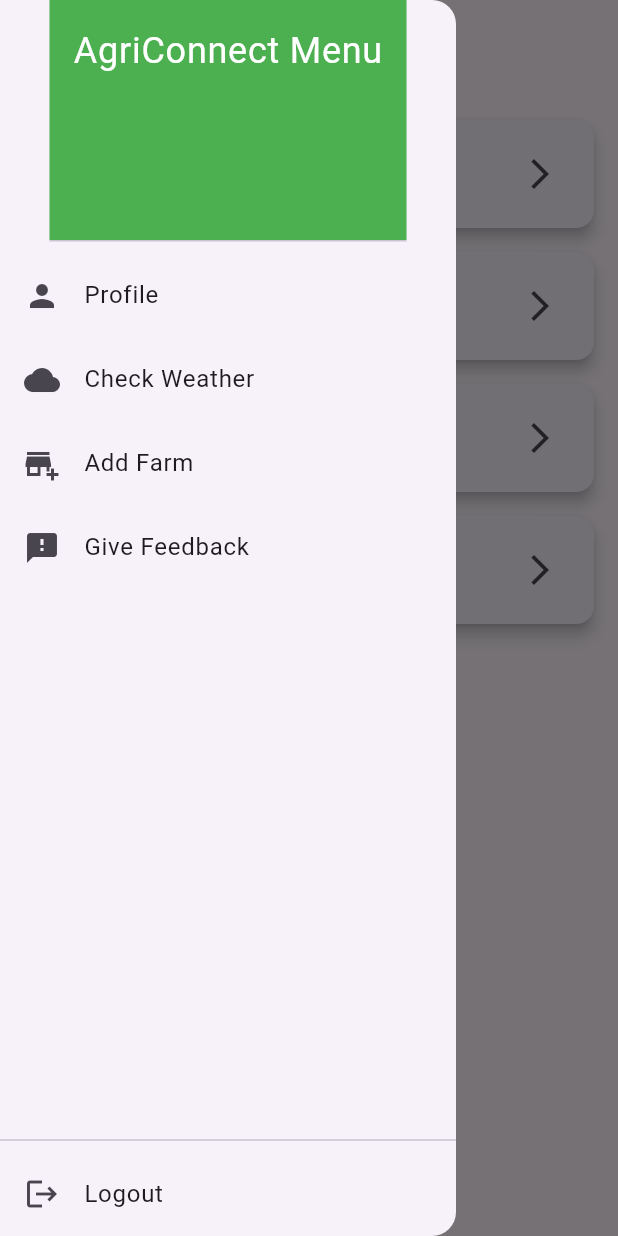
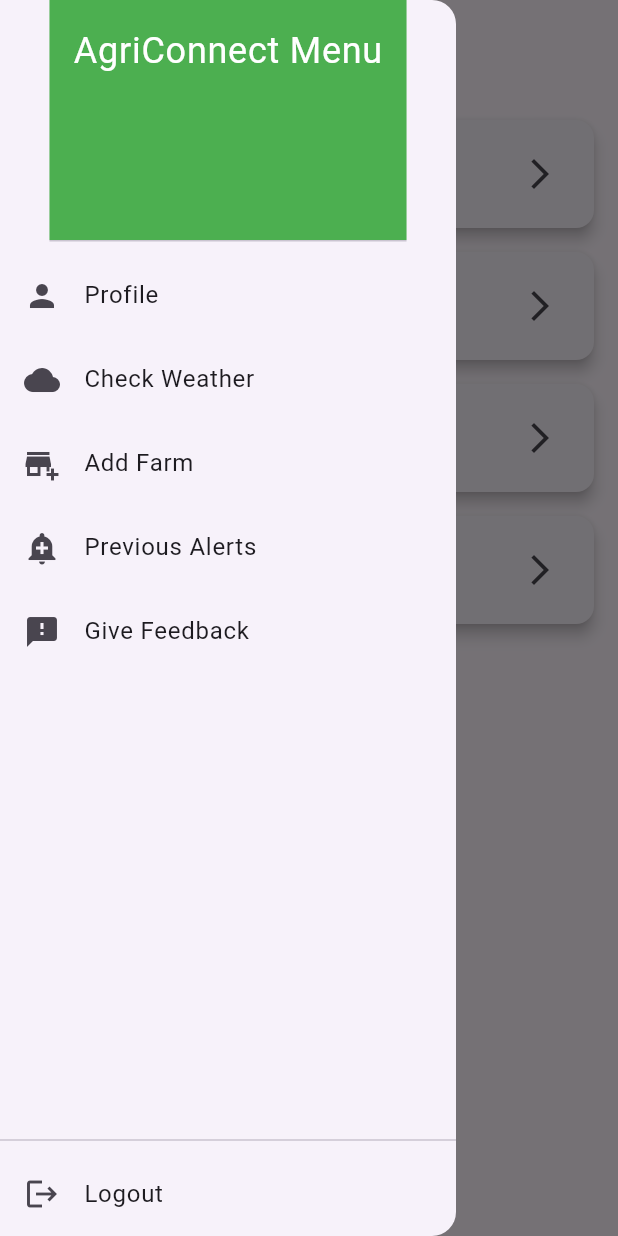
Before and after one commit to mokgolobotho/Agriconnect, a Flutter app: the HomePage screen opened by its route, with the side drawer open, on a phone screen of 412 x 824 dp. Run offline on Flutter 3.47's test engine with Material 3 defaults, Android fonts, the phone set to English and light mode, and no system bars; our stand-ins replace fl_chart.

Commit message:
prototype commit

```diff
--- a/agriconnect/lib/Pages/Home/HomePage.dart
+++ b/agriconnect/lib/Pages/Home/HomePage.dart
@@ -13,6 +13,7 @@ class HomePage extends StatelessWidget {
     {"title": "Profile", "icon": Icons.person, "route": "/profile"},
     {"title": "Check Weather", "icon": Icons.cloud, "route": "/crops"},
     {"title": "Add Farm", "icon": Icons.add_business, "route": "/resources"},
+    {"title": "Previous Alerts", "icon": Icons.add_alert, "route": "/resources"},
     {"title": "Give Feedback", "icon": Icons.feedback, "route": "/feedback"},
   ];
 
```
